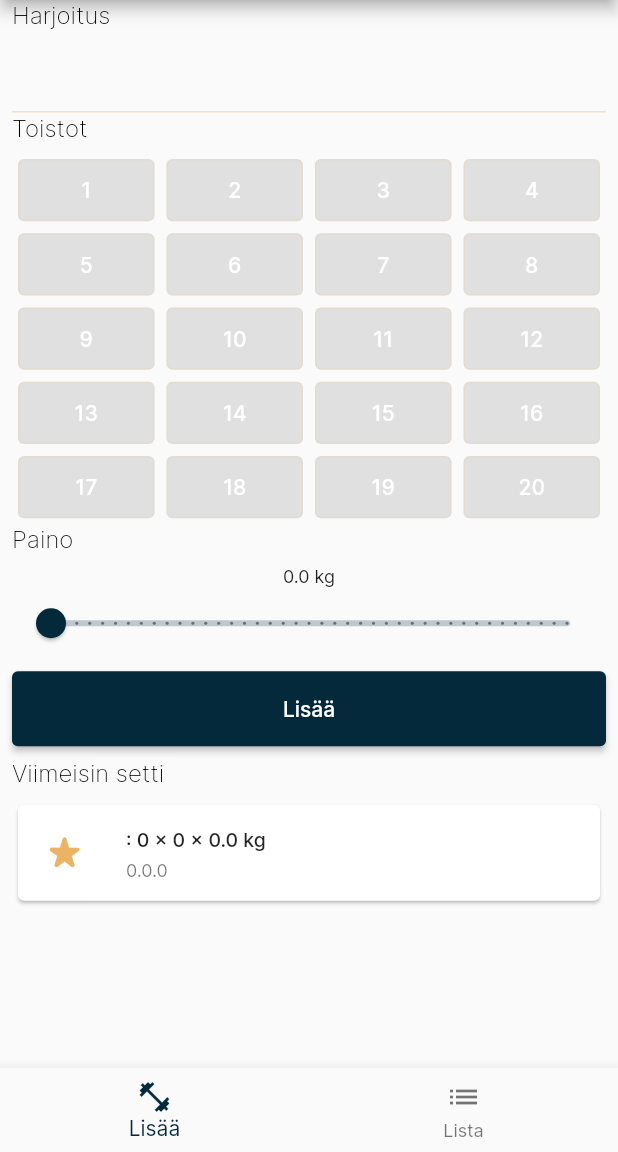
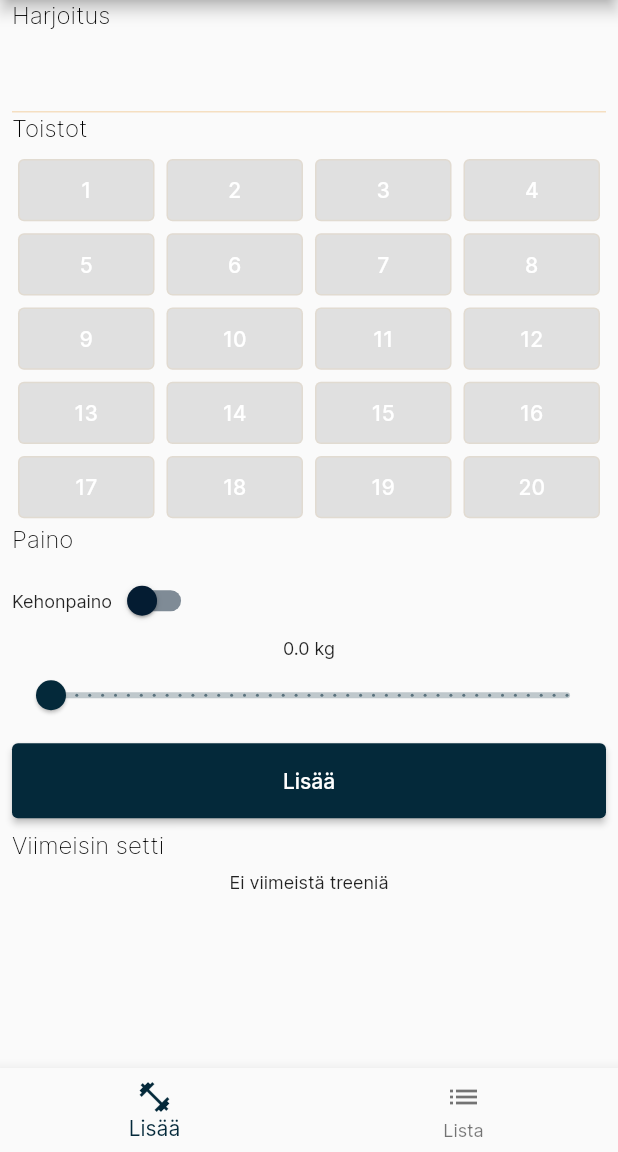
Before and after one commit to matsba/lifterapp, a Flutter app: the screen it shows after launch, on a phone screen of 412 x 824 dp, the part 84-1236 px from its top. Run offline on Flutter 3.47's test engine with Material 2 defaults, Android fonts, the phone set to English and light mode, and no system bars; our stand-ins replace flutter_redux, redux, redux_thunk, sqflite; missing offline and left inert: flutter_redux_navigation; accounts and stored records are empty.

Commit message:
Add bodyweigth workouts

```diff
--- a/lib/app_middleware.dart
+++ b/lib/app_middleware.dart
@@ -18,13 +18,15 @@ ThunkAction<AppState> insertWorkout(WorkoutFormInput workout) {
         name: workout.name!,
         reps: workout.reps!,
         weigth: workout.weigth!,
+        bodyWeigth: workout.bodyWeigth,
         timestamp: DateTime.now());
 
     await repository.insert(insert);
     var workouts = await repository.getAllGroups();
     var latest = await repository.getLatestGroup();
+    var cards = await repository.getAllCards();
     var log = await repository.getAll();
-    store.dispatch(InsertWorkoutAction(latest, workouts, log));
+    store.dispatch(InsertWorkoutAction(latest, workouts, log, cards));
   };
 }
 
--- a/lib/app_reducer.dart
+++ b/lib/app_reducer.dart
@@ -38,7 +38,7 @@ AppState reducer(AppState state, dynamic action) {
         latestWorkout: action.getLatestWorkoutGroup,
         workouts: action.getWorkoutGroups,
         workoutFormInput: state.workoutFormInput,
-        workoutCards: state.workoutCards,
+        workoutCards: action.cards,
         rawWorkouts: action.log);
   }
   if (action is UpdateWorkoutFormInputAction) {
--- a/lib/app_state.dart
+++ b/lib/app_state.dart
@@ -2,7 +2,7 @@ import 'package:lifterapp/models/workout.dart'
     show Workout, WorkoutCard, WorkoutFormInput, WorkoutGroup;
 
 class AppState {
-  final WorkoutGroup latestWorkout;
+  final WorkoutGroup? latestWorkout;
   final List<WorkoutGroup> workouts;
   final List<Workout> rawWorkouts;
   final List<WorkoutCard> workoutCards;
@@ -18,8 +18,7 @@ class AppState {
 
   AppState.initialState()
       : workouts = [],
-        latestWorkout = WorkoutGroup(
-            name: "", sets: 0, reps: 0, weigth: 0, year: 0, month: 0, day: 0),
+        latestWorkout = null,
         workoutFormInput = WorkoutFormInput(),
         workoutCards = [],
         rawWorkouts = [];
--- a/lib/models/workout.dart
+++ b/lib/models/workout.dart
@@ -2,11 +2,13 @@ class WorkoutFormInput {
   String? name;
   int? reps;
   double? weigth;
+  bool bodyWeigth;
 
   WorkoutFormInput({
     this.name = "",
     this.reps = 0,
     this.weigth = 0.0,
+    this.bodyWeigth = false,
   });
 
   newFromFormData(Map<String, dynamic> form, WorkoutFormInput prev) {
@@ -20,20 +22,23 @@ class WorkoutFormInput {
       if (key == "weigth") {
         prev.weigth = form[key];
       }
+      if (key == "bodyWeigth") {
+        prev.bodyWeigth = form[key];
+      }
       return prev;
     }
   }
 
-  WorkoutFormInput.fromJson(Map<String, dynamic> json)
-      : name = json['name'],
-        reps = json['reps'],
-        weigth = json['weigth'];
+  // WorkoutFormInput.fromJson(Map<String, dynamic> json)
+  //     : name = json['name'],
+  //       reps = json['reps'],
+  //       weigth = json['weigth'];
 
-  Map<String, dynamic> toJson() => {
-        'name': name,
-        'reps': reps,
-        'weigth': weigth,
-      };
+  // Map<String, dynamic> toJson() => {
+  //       'name': name,
+  //       'reps': reps,
+  //       'weigth': weigth,
+  //     };
 }
 
 class Workout {
@@ -41,6 +46,7 @@ class Workout {
   String name;
   int reps;
   double weigth;
+  bool bodyWeigth;
   DateTime timestamp;
 
   int get year => timestamp.year;
@@ -53,6 +59,7 @@ class Workout {
     required this.reps,
     required this.weigth,
     required this.timestamp,
+    required this.bodyWeigth,
   });
 
   Workout.fromMap(Map<String, dynamic> res)
@@ -60,6 +67,7 @@ class Workout {
         name = res["name"],
         reps = res["reps"],
         weigth = res["weigth"],
+        bodyWeigth = res["body_weigth"] > 0 ? true : false,
         timestamp = DateTime.parse(res["timestamp"]);
 
   Map<String, dynamic> toMap() {
@@ -69,6 +77,7 @@ class Workout {
       'reps': reps,
       'weigth': weigth,
       'timestamp': timestamp.toString(),
+      'body_weigth': bodyWeigth ? 1 : 0,
       'year': year,
       'month': month,
       'day': day
@@ -84,9 +93,11 @@ class WorkoutGroup {
   final int year;
   final int month;
   final int day;
+  final bool bodyWeigth;
   final String? timestamps;
 
-  String get setFormat => "$sets x $reps x $weigth kg";
+  String get setFormat =>
+      bodyWeigth ? "$sets x $reps" : "$sets x $reps x $weigth kg";
   String get dateFormat => "$day.$month.$year";
 
   List<DateTime> get timestampsInListFormat =>
@@ -102,6 +113,7 @@ class WorkoutGroup {
     required this.year,
     required this.month,
     required this.day,
+    required this.bodyWeigth,
     this.timestamps,
   });
 
@@ -113,12 +125,14 @@ class WorkoutGroup {
         year = res["year"],
         month = res["month"],
         day = res["day"],
+        bodyWeigth = res["body_weigth"] > 0 ? true : false,
         timestamps = res["timestamps"];
 }
 
 class WorkoutMinimal {
   final String name;
   final String setsRepsWeigth;
+  final bool bodyWeigth;
   final List<DateTime> timestamps;
 
   DateTime get firstTimestamp => timestamps[0];
@@ -126,6 +140,7 @@ class WorkoutMinimal {
 
   WorkoutMinimal(
       {required this.name,
+      required this.bodyWeigth,
       required this.setsRepsWeigth,
       required this.timestamps});
 }
--- a/lib/screens/home_page.dart
+++ b/lib/screens/home_page.dart
@@ -106,14 +106,25 @@ class HomePage extends StatelessWidget {
     const double maxValue = 100;
     final int divisionToTwoAndHalf = (maxValue * 0.4).round();
 
-    return StoreConnector<AppState, _FormInputViewModel<double>>(
-        converter: (store) => _FormInputViewModel(
+    return StoreConnector<AppState, _WeigthViewModel<double>>(
+        converter: (store) => _WeigthViewModel(
             store.state.workoutFormInput.weigth,
+            store.state.workoutFormInput.bodyWeigth,
+            (value) =>
+                store.dispatch(UpdateWorkoutFormInputAction({"weigth": value})),
             (value) => store
-                .dispatch(UpdateWorkoutFormInputAction({"weigth": value}))),
+                .dispatch(UpdateWorkoutFormInputAction({"bodyWeigth": value}))),
         builder: (context, vm) {
+          bool showSlider = !vm.switchValue;
           return Column(children: [
-            Text("${vm.value} kg"),
+            Row(
+              children: [
+                Text("Kehonpaino"),
+                Switch(value: vm.switchValue, onChanged: vm.updateSwitchValue),
+              ],
+            ),
+            if (showSlider) Text("${vm.value} kg"),
+            if (showSlider)
               Slider(
                   value: vm.value ?? 0,
                   min: minValue,
@@ -145,9 +156,10 @@ class HomePage extends StatelessWidget {
   }
 
   Widget _latestWorkoutSection() {
-    return StoreConnector<AppState, WorkoutGroup>(
+    return StoreConnector<AppState, WorkoutGroup?>(
         converter: (store) => store.state.latestWorkout,
-        builder: (context, vm) {
+        builder: (context, workout) {
+          if (workout != null) {
             return Card(
               child: ListTile(
                 leading: Icon(
@@ -155,12 +167,15 @@ class HomePage extends StatelessWidget {
                   size: 30,
                   color: Theme.of(context).colorScheme.secondary,
                 ),
-              title: Text("${vm.name}: ${vm.setFormat}"),
-              subtitle: Text(vm.dateFormat),
+                title: Text("${workout.name}: ${workout.setFormat}"),
+                subtitle: Text(workout.dateFormat),
                 dense: true,
                 style: ListTileStyle.drawer,
               ),
             );
+          } else {
+            return Text("Ei viimeistä treeniä");
+          }
         });
   }
 
@@ -214,6 +229,14 @@ class HomePage extends StatelessWidget {
   }
 }
 
+class _WeigthViewModel<T> extends _FormInputViewModel {
+  final bool switchValue;
+  final void Function(bool?) updateSwitchValue;
+
+  _WeigthViewModel(value, this.switchValue, updateValue, this.updateSwitchValue)
+      : super(value, updateValue);
+}
+
 class _FormInputViewModel<T> {
   final T? value;
   final void Function(T?) updateValue;
--- a/lib/screens/list_page.dart
+++ b/lib/screens/list_page.dart
@@ -8,7 +8,6 @@ import 'package:lifterapp/components/app_scaffold.dart';
 import 'package:lifterapp/components/bottom_navigationbar.dart';
 import 'package:lifterapp/models/workout.dart'
     show WorkoutCard, WorkoutGroup, WorkoutMinimal;
-import 'package:lifterapp/services/workout_helper.dart' show WorkoutHelper;
 
 class ListPage extends StatelessWidget {
   Widget _buildWorkoutCardList(
--- a/lib/theme.dart
+++ b/lib/theme.dart
@@ -31,6 +31,11 @@ class GlobalTheme {
           fontStyle: FontStyle.italic,
           fontWeight: FontWeight.bold),
     ),
+
+    switchTheme: SwitchThemeData(
+        trackColor:
+            MaterialStateProperty.all(primaryColorDark.withOpacity(0.5)),
+        thumbColor: MaterialStateProperty.all(primaryColorDark)),
     // Define the default font family.
     fontFamily: 'Inter',
 
```
Also changed, not shown: lib/app_actions.dart (+5 -3 lines), lib/data/workout_repository.dart (+9 -4 lines), lib/screens/log_page.dart (+7 -2 lines), lib/services/workout_helper.dart (deleted, +0 -109 lines). Lines whose indentation alone changed are shown as unchanged.
